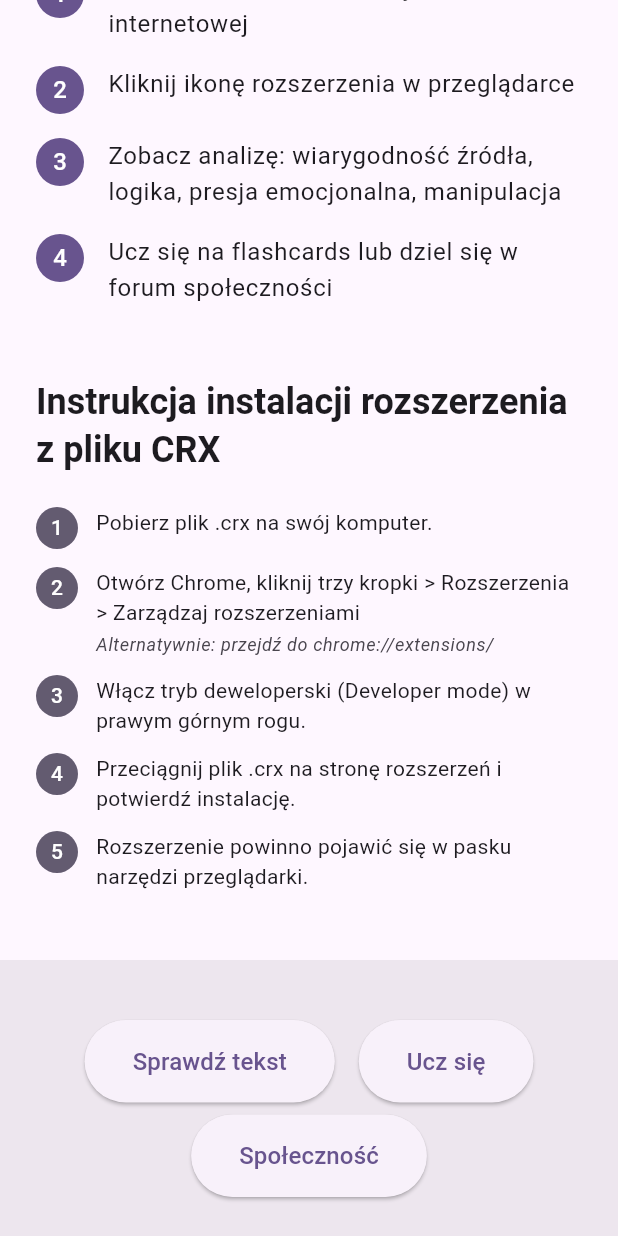
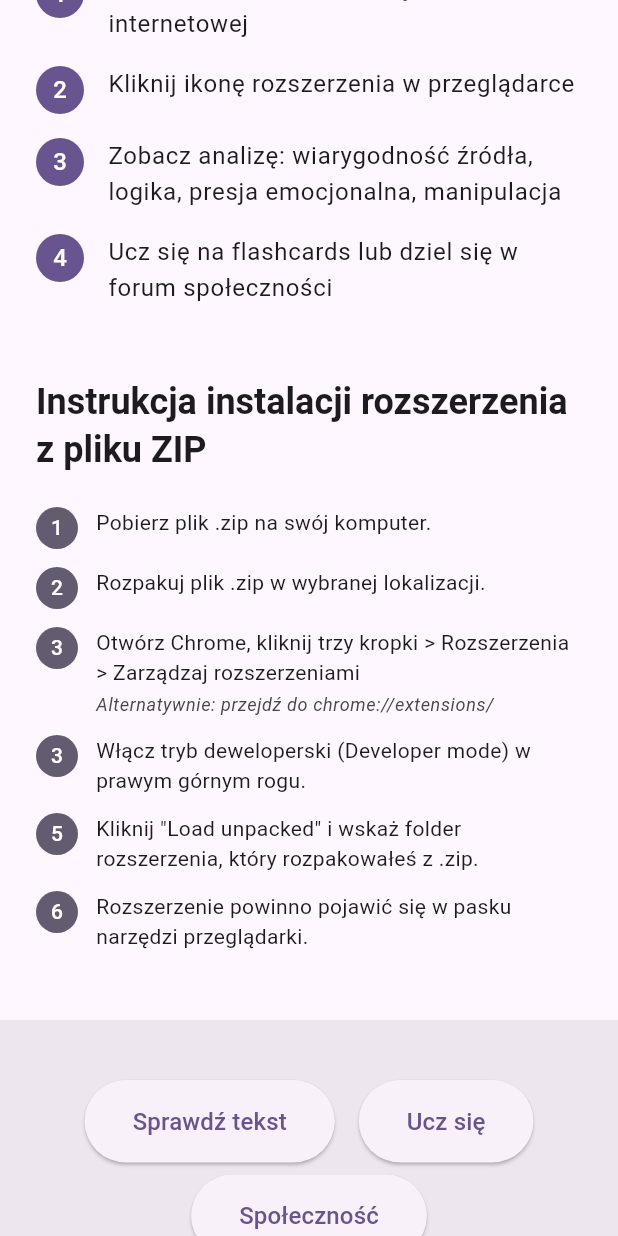
Before and after one commit to danio273/truthlens, a Flutter app: the ExtensionScreen screen opened by its route, scrolled down 576 dp, on a phone screen of 412 x 824 dp. Run offline on Flutter 3.47's test engine with Material 3 defaults, Android fonts, the phone set to English and light mode, and no system bars; our stand-ins replace go_router, skeletonizer; missing offline and left inert: dart:js_interop, dart:ui_web, universal_html.

Commit message:
docs: replace .crx instructions with .zip instructions

```diff
--- a/app/lib/screens/extension_screen.dart
+++ b/app/lib/screens/extension_screen.dart
@@ -16,7 +16,7 @@ class ExtensionScreen extends StatelessWidget {
     final theme = Theme.of(context);
 
     final String extensionUrl =
-        "https://raw.githubusercontent.com/danio273/truthlens/main/ext/extension.crx";
+        "https://github.com/danio273/truthlens/releases/download/v1.0.0/truthlens-extension.zip";
 
     return Scaffold(
       body: SingleChildScrollView(
@@ -50,7 +50,7 @@ class ExtensionScreen extends StatelessWidget {
                     children: [
                       ElevatedButton(
                         onPressed: () => openUrl(extensionUrl),
-                        child: const Text('Pobierz rozszerzenie (CRX)'),
+                        child: const Text('Pobierz rozszerzenie (ZIP)'),
                       ),
                       OutlinedButton(
                         onPressed: () => context.go('/'),
@@ -101,17 +101,21 @@ class ExtensionScreen extends StatelessWidget {
                 crossAxisAlignment: CrossAxisAlignment.start,
                 children: [
                   Text(
-                    'Instrukcja instalacji rozszerzenia z pliku CRX',
+                    'Instrukcja instalacji rozszerzenia z pliku ZIP',
                     style: theme.textTheme.headlineSmall
                         ?.copyWith(fontWeight: FontWeight.bold),
                   ),
                   const SizedBox(height: 16),
                   InstructionStep(
                     number: 1,
-                    text: 'Pobierz plik .crx na swój komputer.',
+                    text: 'Pobierz plik .zip na swój komputer.',
                   ),
                   InstructionStep(
                     number: 2,
+                    text: 'Rozpakuj plik .zip w wybranej lokalizacji.',
+                  ),
+                  InstructionStep(
+                    number: 3,
                     text:
                         'Otwórz Chrome, kliknij trzy kropki > Rozszerzenia > Zarządzaj rozszerzeniami',
                     shortcutText:
@@ -123,12 +127,12 @@ class ExtensionScreen extends StatelessWidget {
                         'Włącz tryb deweloperski (Developer mode) w prawym górnym rogu.',
                   ),
                   InstructionStep(
-                    number: 4,
+                    number: 5,
                     text:
-                        'Przeciągnij plik .crx na stronę rozszerzeń i potwierdź instalację.',
+                        'Kliknij "Load unpacked" i wskaż folder rozszerzenia, który rozpakowałeś z .zip.',
                   ),
                   InstructionStep(
-                    number: 5,
+                    number: 6,
                     text:
                         'Rozszerzenie powinno pojawić się w pasku narzędzi przeglądarki.',
                   ),
```
Also changed, not shown: 1 other file.
